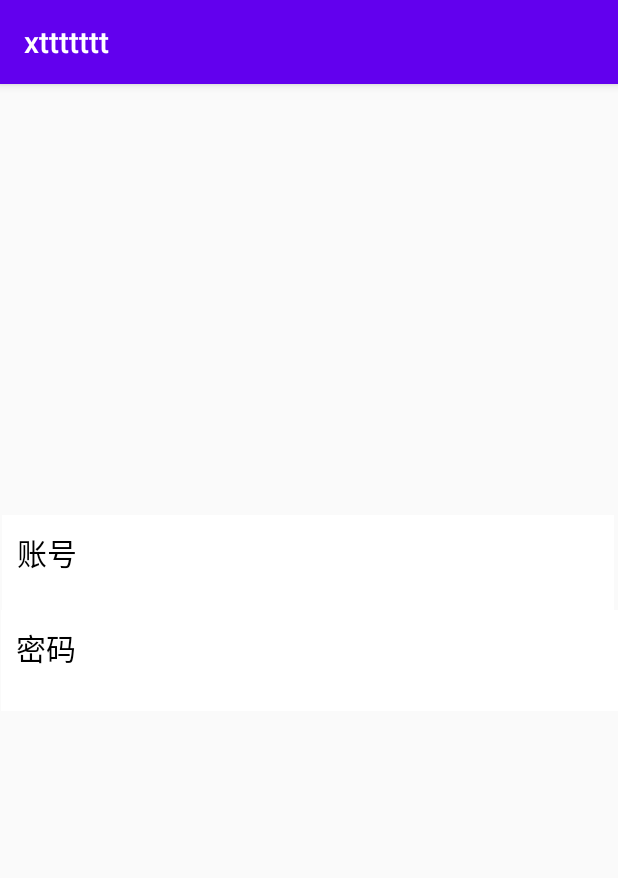
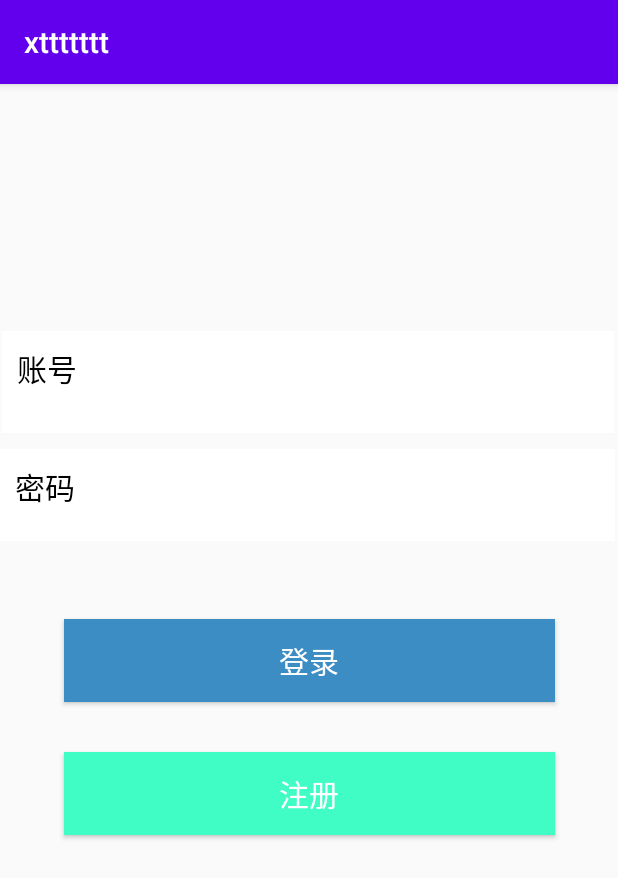
Before and after one commit to zhuibingkuohai/xttttt, an Android app: the screen it shows after launch (MainActivity), on a phone screen of 412 x 824 dp. Shown: the top 878 px of the screen. Run offline under Robolectric (Android 15) with nearby library versions, the phone set to English and light mode, and no system bars.

Commit message:
Update activity_main.xml

```diff
--- a/app/src/main/res/layout/activity_main.xml
+++ b/app/src/main/res/layout/activity_main.xml
@@ -18,7 +18,7 @@
         app:layout_constraintHorizontal_bias="0.333"
         app:layout_constraintStart_toStartOf="parent"
         app:layout_constraintTop_toTopOf="parent"
-        app:layout_constraintVertical_bias="0.41">
+        app:layout_constraintVertical_bias="0.235">
 
         <TextView
             android:id="@+id/tv_number"
@@ -40,15 +40,17 @@
 
     <LinearLayout
         android:id="@+id/password"
-        android:layout_width="411dp"
-        android:layout_height="67dp"
+        android:layout_width="410dp"
+        android:layout_height="61dp"
         android:layout_below="@+id/number"
         android:layout_centerVertical="true"
         android:background="#ffffff"
         app:layout_constraintBottom_toBottomOf="parent"
         app:layout_constraintEnd_toEndOf="parent"
+        app:layout_constraintHorizontal_bias="0.0"
         app:layout_constraintStart_toStartOf="parent"
-        app:layout_constraintTop_toTopOf="parent">
+        app:layout_constraintTop_toTopOf="parent"
+        app:layout_constraintVertical_bias="0.344">
 
         <TextView
             android:id="@+id/tv_password"
@@ -70,6 +72,34 @@
             android:padding="10dp" />
     </LinearLayout>
 
+    <Button
+        android:id="@+id/button1"
+        android:layout_width="327dp"
+        android:layout_height="55dp"
+        android:layout_below="@+id/password"
+        android:background="#3c8dc4"
+        android:text="登录"
+        android:textColor="#ffffff"
+        android:textSize="20dp"
+        app:layout_constraintBottom_toBottomOf="parent"
+        app:layout_constraintEnd_toEndOf="parent"
+        app:layout_constraintStart_toStartOf="parent"
+        app:layout_constraintTop_toTopOf="parent" />
+
+    <Button
+        android:id="@+id/button2"
+        android:layout_width="327dp"
+        android:layout_height="55dp"
+        android:layout_below="@+id/button1"
+        android:background="#3ffdc4"
+        android:text="注册"
+        android:textColor="#ffffff"
+        android:textSize="20dp"
+        app:layout_constraintBottom_toBottomOf="parent"
+        app:layout_constraintEnd_toEndOf="parent"
+        app:layout_constraintStart_toStartOf="parent"
+        app:layout_constraintTop_toTopOf="parent"
+        app:layout_constraintVertical_bias="0.625" />
 
 
 </androidx.constraintlayout.widget.ConstraintLayout>
```
